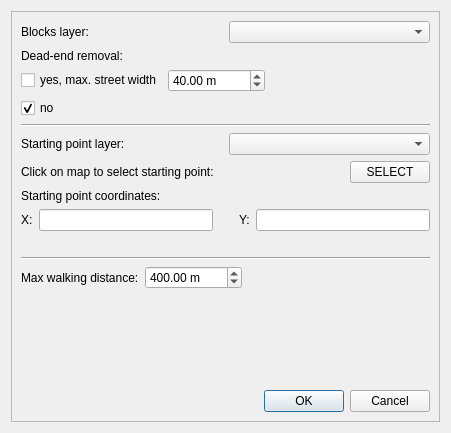
Above: interface_catchment_dialog_base.ui from Awapic/IC before the change. Below: the same form after it.
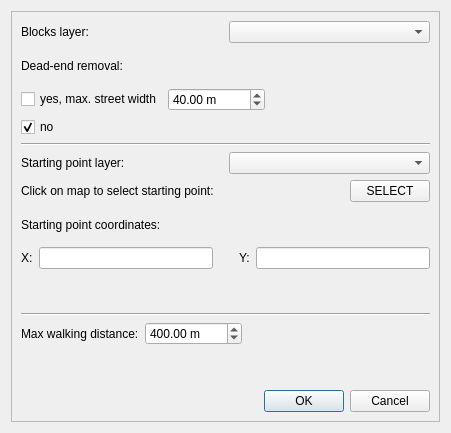
That is the form after the change. Custom widgets are drawn as their Qt base class.

The edit to the form file:
```diff
--- a/interface_catchment_dialog_base.ui
+++ b/interface_catchment_dialog_base.ui
@@ -332,17 +332,15 @@
         </layout>
        </item>
        <item>
-        <spacer name="verticalSpacer">
-         <property name="orientation">
-          <enum>Qt::Vertical</enum>
-         </property>
-         <property name="sizeHint" stdset="0">
-          <size>
-           <width>20</width>
-           <height>40</height>
-          </size>
-         </property>
-        </spacer>
+        <layout class="QHBoxLayout" name="horizontalLayout_3">
+         <item>
+          <widget class="QLabel" name="label_10">
+           <property name="text">
+            <string/>
+           </property>
+          </widget>
+         </item>
+        </layout>
        </item>
        <item>
         <widget class="QDialogButtonBox" name="button_box">
```
Left out of the diff: 9 changed lines with no effect on the pictures.
